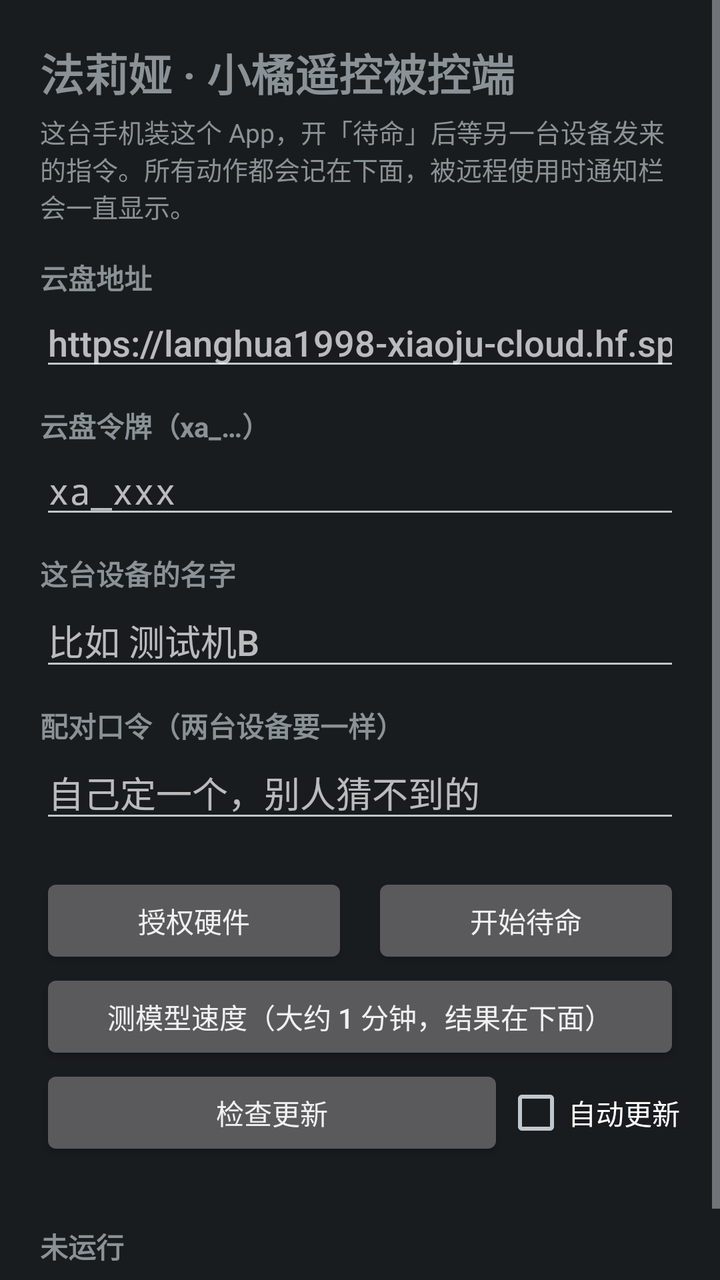
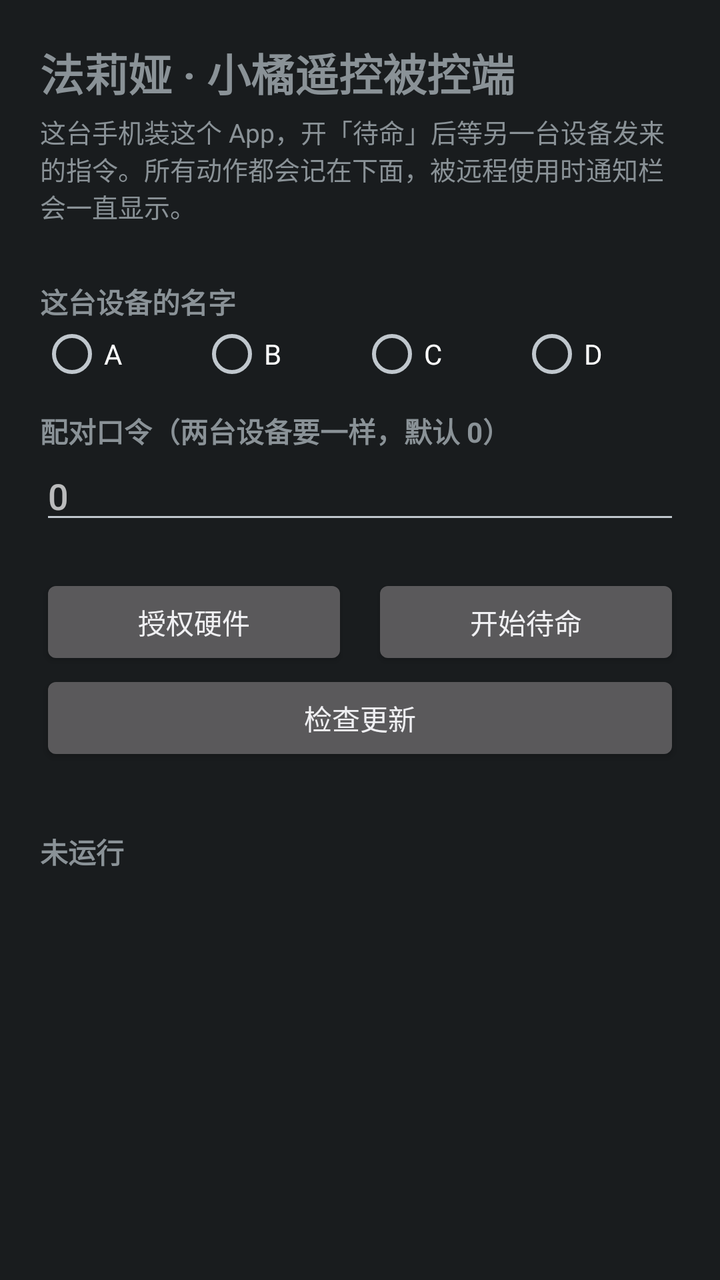

An Android layout rendered at two revisions. The XML below is the earlier revision; the diff shows what the commit changed to produce the second picture.
<!-- AndroidManifest.xml: application theme android:Theme.DeviceDefault -->
<!-- res/layout/activity_main.xml -->
<?xml version="1.0" encoding="utf-8"?>
<ScrollView xmlns:android="http://schemas.android.com/apk/res/android"
    android:layout_width="match_parent"
    android:layout_height="match_parent"
    android:fillViewport="true">

    <LinearLayout
        android:layout_width="match_parent"
        android:layout_height="wrap_content"
        android:orientation="vertical"
        android:padding="20dp">

        <TextView
            android:layout_width="wrap_content"
            android:layout_height="wrap_content"
            android:text="法莉娅 · 小橘遥控被控端"
            android:textSize="22sp"
            android:textStyle="bold"
            android:paddingBottom="4dp" />

        <TextView
            android:layout_width="match_parent"
            android:layout_height="wrap_content"
            android:text="这台手机装这个 App，开「待命」后等另一台设备发来的指令。所有动作都会记在下面，被远程使用时通知栏会一直显示。"
            android:textSize="13sp"
            android:paddingBottom="16dp" />

        <TextView android:layout_width="wrap_content" android:layout_height="wrap_content" android:text="云盘地址" android:textStyle="bold" />
        <EditText
            android:id="@+id/base"
            android:layout_width="match_parent"
            android:layout_height="wrap_content"
            android:hint="https://langhua1998-xiaoju-cloud.hf.space"
            android:inputType="textUri"
            android:singleLine="true" />

        <TextView android:layout_width="wrap_content" android:layout_height="wrap_content" android:text="云盘令牌（xa_…）" android:textStyle="bold" android:paddingTop="12dp" />
        <EditText
            android:id="@+id/token"
            android:layout_width="match_parent"
            android:layout_height="wrap_content"
            android:hint="xa_xxx"
            android:inputType="textPassword"
            android:singleLine="true" />

        <TextView android:layout_width="wrap_content" android:layout_height="wrap_content" android:text="这台设备的名字" android:textStyle="bold" android:paddingTop="12dp" />
        <EditText
            android:id="@+id/device"
            android:layout_width="match_parent"
            android:layout_height="wrap_content"
            android:hint="比如 测试机B"
            android:inputType="text"
            android:singleLine="true" />

        <TextView android:layout_width="wrap_content" android:layout_height="wrap_content" android:text="配对口令（两台设备要一样）" android:textStyle="bold" android:paddingTop="12dp" />
        <EditText
            android:id="@+id/pair"
            android:layout_width="match_parent"
            android:layout_height="wrap_content"
            android:hint="自己定一个，别人猜不到的"
            android:inputType="textPassword"
            android:singleLine="true" />

        <LinearLayout
            android:layout_width="match_parent"
            android:layout_height="wrap_content"
            android:orientation="horizontal"
            android:paddingTop="20dp">
            <Button
                android:id="@+id/perms"
                android:layout_width="0dp"
                android:layout_weight="1"
                android:layout_height="wrap_content"
                android:text="授权硬件" />
            <Space android:layout_width="12dp" android:layout_height="wrap_content" />
            <Button
                android:id="@+id/toggle"
                android:layout_width="0dp"
                android:layout_weight="1"
                android:layout_height="wrap_content"
                android:text="开始待命" />
        </LinearLayout>

        <Button
            android:id="@+id/bench"
            android:layout_width="match_parent"
            android:layout_height="wrap_content"
            android:text="测模型速度（大约 1 分钟，结果在下面）" />

        <LinearLayout
            android:layout_width="match_parent"
            android:layout_height="wrap_content"
            android:orientation="horizontal"
            android:gravity="center_vertical">
            <Button
                android:id="@+id/update"
                android:layout_width="0dp"
                android:layout_weight="1"
                android:layout_height="wrap_content"
                android:text="检查更新" />
            <CheckBox
                android:id="@+id/autoUpdate"
                android:layout_width="wrap_content"
                android:layout_height="wrap_content"
                android:text="自动更新" />
        </LinearLayout>

        <TextView
            android:id="@+id/version"
            android:layout_width="match_parent"
            android:layout_height="wrap_content"
            android:textSize="12sp"
            android:text="" />

        <TextView
            android:id="@+id/status"
            android:layout_width="match_parent"
            android:layout_height="wrap_content"
            android:text="未运行"
            android:textStyle="bold"
            android:paddingTop="16dp"
            android:paddingBottom="8dp" />

        <TextView
            android:id="@+id/log"
            android:layout_width="match_parent"
            android:layout_height="wrap_content"
            android:fontFamily="monospace"
            android:textSize="12sp"
            android:text="" />
    </LinearLayout>
</ScrollView>
<!-- resources referenced by this layout -->
<resources>

</resources>

<!-- the commit's change to res/layout/activity_main.xml (unified diff, before → after) -->
@@ -25,40 +25,42 @@
             android:textSize="13sp"
             android:paddingBottom="16dp" />
 
-        <TextView android:layout_width="wrap_content" android:layout_height="wrap_content" android:text="云盘地址" android:textStyle="bold" />
-        <EditText
-            android:id="@+id/base"
+        
+        <LinearLayout
+            android:id="@+id/tokenRow"
             android:layout_width="match_parent"
             android:layout_height="wrap_content"
-            android:hint="https://langhua1998-xiaoju-cloud.hf.space"
-            android:inputType="textUri"
-            android:singleLine="true" />
-
-        <TextView android:layout_width="wrap_content" android:layout_height="wrap_content" android:text="云盘令牌（xa_…）" android:textStyle="bold" android:paddingTop="12dp" />
-        <EditText
-            android:id="@+id/token"
-            android:layout_width="match_parent"
-            android:layout_height="wrap_content"
-            android:hint="xa_xxx"
-            android:inputType="textPassword"
-            android:singleLine="true" />
+            android:orientation="vertical"
+            android:visibility="gone">
+            <TextView android:layout_width="wrap_content" android:layout_height="wrap_content" android:text="云盘令牌（这个安装包没带令牌）" android:textStyle="bold" />
+            <EditText
+                android:id="@+id/token"
+                android:layout_width="match_parent"
+                android:layout_height="wrap_content"
+                android:hint="xa_xxx"
+                android:inputType="textPassword"
+                android:singleLine="true" />
+        </LinearLayout>
 
         <TextView android:layout_width="wrap_content" android:layout_height="wrap_content" android:text="这台设备的名字" android:textStyle="bold" android:paddingTop="12dp" />
-        <EditText
+        <RadioGroup
             android:id="@+id/device"
             android:layout_width="match_parent"
             android:layout_height="wrap_content"
-            android:hint="比如 测试机B"
-            android:inputType="text"
-            android:singleLine="true" />
+            android:orientation="horizontal">
+            <RadioButton android:id="@+id/devA" android:layout_width="0dp" android:layout_weight="1" android:layout_height="wrap_content" android:text="A" />
+            <RadioButton android:id="@+id/devB" android:layout_width="0dp" android:layout_weight="1" android:layout_height="wrap_content" android:text="B" />
+            <RadioButton android:id="@+id/devC" android:layout_width="0dp" android:layout_weight="1" android:layout_height="wrap_content" android:text="C" />
+            <RadioButton android:id="@+id/devD" android:layout_width="0dp" android:layout_weight="1" android:layout_height="wrap_content" android:text="D" />
+        </RadioGroup>
 
-        <TextView android:layout_width="wrap_content" android:layout_height="wrap_content" android:text="配对口令（两台设备要一样）" android:textStyle="bold" android:paddingTop="12dp" />
+        <TextView android:layout_width="wrap_content" android:layout_height="wrap_content" android:text="配对口令（两台设备要一样，默认 0）" android:textStyle="bold" android:paddingTop="12dp" />
         <EditText
             android:id="@+id/pair"
             android:layout_width="match_parent"
             android:layout_height="wrap_content"
-            android:hint="自己定一个，别人猜不到的"
-            android:inputType="textPassword"
+            android:hint="0"
+            android:inputType="text"
             android:singleLine="true" />
 
         <LinearLayout
@@ -82,28 +84,10 @@
         </LinearLayout>
 
         <Button
-            android:id="@+id/bench"
+            android:id="@+id/update"
             android:layout_width="match_parent"
             android:layout_height="wrap_content"
-            android:text="测模型速度（大约 1 分钟，结果在下面）" />
-
-        <LinearLayout
-            android:layout_width="match_parent"
-            android:layout_height="wrap_content"
-            android:orientation="horizontal"
-            android:gravity="center_vertical">
-            <Button
-                android:id="@+id/update"
-                android:layout_width="0dp"
-                android:layout_weight="1"
-                android:layout_height="wrap_content"
-                android:text="检查更新" />
-            <CheckBox
-                android:id="@+id/autoUpdate"
-                android:layout_width="wrap_content"
-                android:layout_height="wrap_content"
-                android:text="自动更新" />
-        </LinearLayout>
+            android:text="检查更新" />
 
         <TextView
             android:id="@+id/version"
